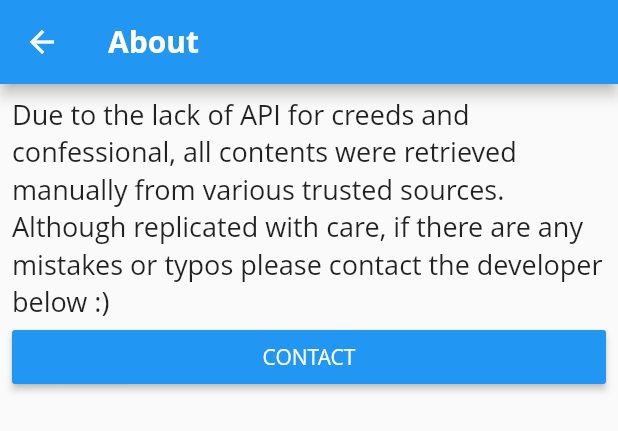
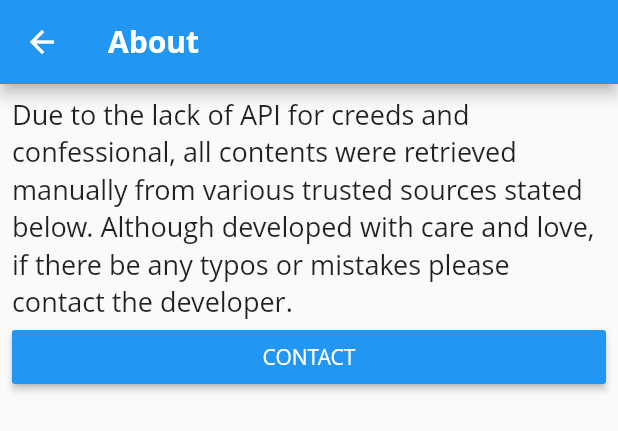
Before and after one commit to json469/sound_doctrine, a Flutter app: the NavigationDrawer widget shown alone on an empty page, opened directly, after a tap on "About", on a phone screen of 412 x 824 dp. Shown: the top 431 px of the screen. Run offline on Flutter 3.47's test engine with Material 2 defaults, Android fonts, the phone set to English and light mode, and no system bars; our stand-ins replace sticky_headers.

Commit message:
Add Feedback and rename to Page

```diff
--- a/lib/navigations/about.dart
+++ b/lib/navigations/about_page.dart
@@ -1,6 +1,6 @@
 import 'package:flutter/material.dart';
 
-class About extends StatelessWidget {
+class AboutPage extends StatelessWidget {
   @override
   Widget build(BuildContext context) {
     return Scaffold(
@@ -13,12 +13,13 @@ class About extends StatelessWidget {
               child: Column(
                 children: <Widget>[
                   Text(
-                      'Due to the lack of API for creeds and confessional, all contents were retrieved manually from various trusted sources. Although replicated with care, if there are any mistakes or typos please contact the developer below :)'),
+                      "Due to the lack of API for creeds and confessional, all contents were retrieved manually from various trusted sources stated below. Although developed with care and love, if there be any typos or mistakes please contact the developer."),
                   Container(
                       width: double.maxFinite,
                       child: RaisedButton(
                         color: Theme.of(context).primaryColor,
-                        child: Text('CONTACT', style: Theme.of(context).textTheme.caption),
+                        child: Text('CONTACT',
+                            style: Theme.of(context).textTheme.caption),
                         onPressed: () {},
                       )),
                 ],
--- a/lib/navigations/navigation_drawer.dart
+++ b/lib/navigations/navigation_drawer.dart
@@ -1,5 +1,6 @@
 import 'package:flutter/material.dart';
-import 'about.dart';
+import 'about_page.dart';
+import 'feedback_page.dart';
 
 const APP_LOGO = FlutterLogo(size: 32.0);
 const APP_VERSION = 'v1.0';
@@ -10,7 +11,8 @@ const APP_DEVLOPER = 'Developed by Jesse Son for the glory of God alone.';
 
 class NavigationDrawer extends StatelessWidget {
   final List<DrawerItem> _drawerItems = [
-    DrawerItem('About', Icons.info, About()),
+    DrawerItem('About', Icons.info, AboutPage()),
+    DrawerItem('Feedback', Icons.feedback, FeedbackPage()),
   ];
 
   @override
```
Also changed, not shown: lib/navigations/feedback_page.dart (added, +20 -0 lines).
